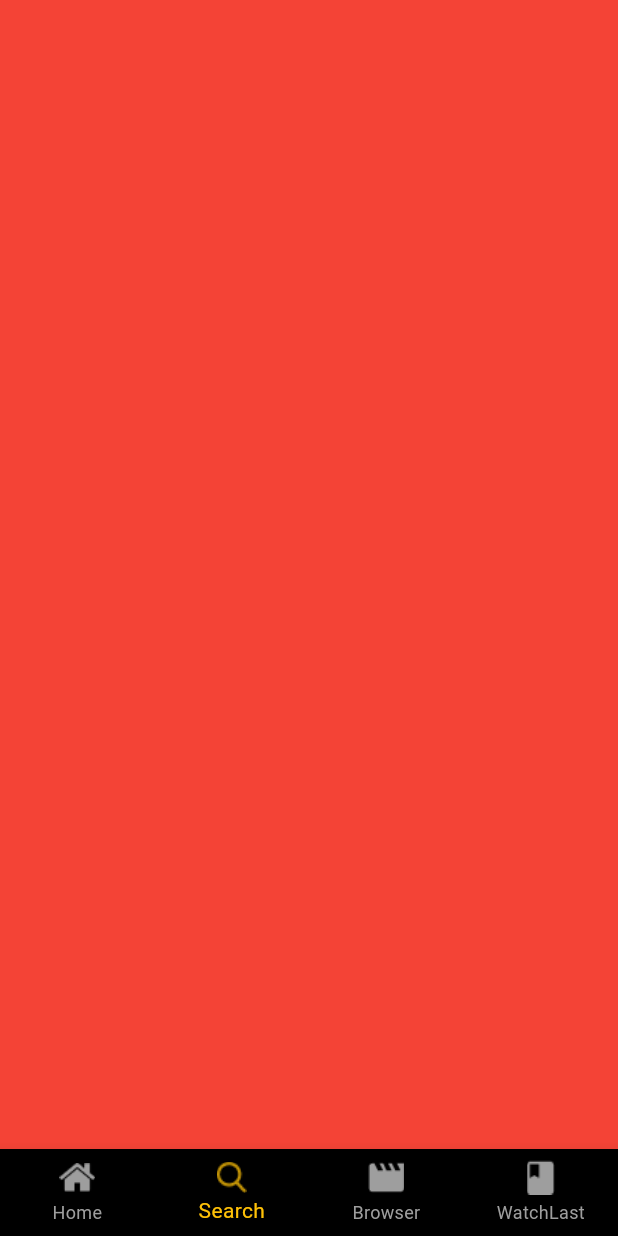
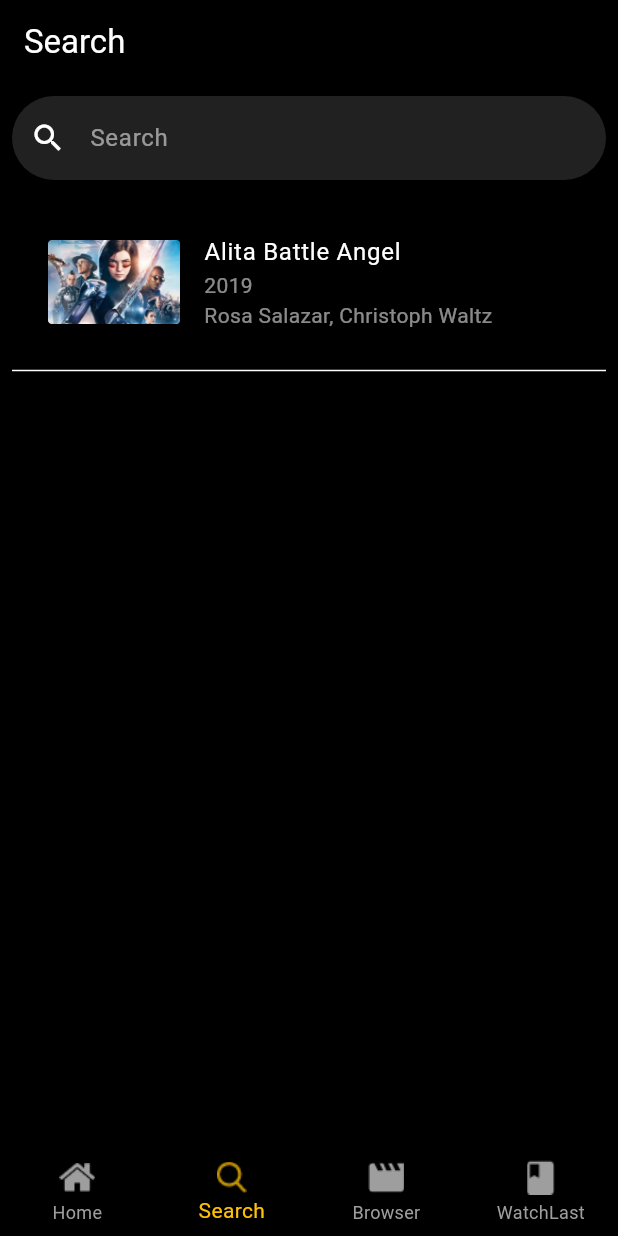
Before and after one commit to 3kawy/movies_app, a Flutter app: the screen it shows after launch, item 2 of the bottom bar chosen, on a phone screen of 412 x 824 dp. Run offline on Flutter 3.47's test engine with Material 3 defaults, Android fonts, the phone set to English and light mode, and no system bars; our stand-ins replace carousel_slider.

Commit message:
search_ui

```diff
--- a/lib/tabs/search_tab.dart
+++ b/lib/tabs/search_tab.dart
@@ -1,10 +1,63 @@
 import 'package:flutter/material.dart';
 
 class SearchTab extends StatelessWidget {
-  const SearchTab({super.key});
-
   @override
   Widget build(BuildContext context) {
-    return  Container(color: Colors.red,);
+    return Scaffold(
+      backgroundColor: Colors.black,
+      appBar: AppBar(
+        backgroundColor: Colors.black,
+        title: Text(
+          'Search',
+          style: TextStyle(color: Colors.white),
+        ),
+      ),
+      body: Padding(
+        padding: const EdgeInsets.all(8.0),
+        child: Column(
+          children: [
+            // Search Bar
+            TextField(
+              cursorColor: Colors.white,
+              style: TextStyle(color: Colors.white),
+              decoration: InputDecoration(
+                hintText: 'Search',
+                hintStyle: TextStyle(color: Colors.white54),
+                prefixIcon: Icon(Icons.search, color: Colors.white),
+                filled: true,
+                fillColor: Colors.grey[900],
+                border: OutlineInputBorder(
+                  borderRadius: BorderRadius.circular(50),
+                  borderSide: BorderSide.none,
+                ),
+              ),
+            ),
+            SizedBox(height: 20),
+            // Search Result
+            Container(
+            padding: EdgeInsets.all(8.0),
+
+              child: ListTile(
+                leading: Image.asset("assets/images/Mask Group 2.png",
+
+                ),
+                title: Text(
+                  'Alita Battle Angel',
+                  style: TextStyle(color: Colors.white),
+                ),
+                subtitle: Text(
+                  '2019\nRosa Salazar, Christoph Waltz',
+                  style: TextStyle(color: Colors.white54),
+                ),
+              ),
+            ),
+            SizedBox(
+              height: 10,
+            ),
+            Divider(height: 2, color: Colors.white),
+          ],
+        ),
+      ),
+    );
   }
 }
```
Also changed, not shown: assets/images/2x/Mask Group 2@2x.png (added), assets/images/3x/Mask Group 2@3x.png (added), assets/images/Mask Group 2.png (added).
